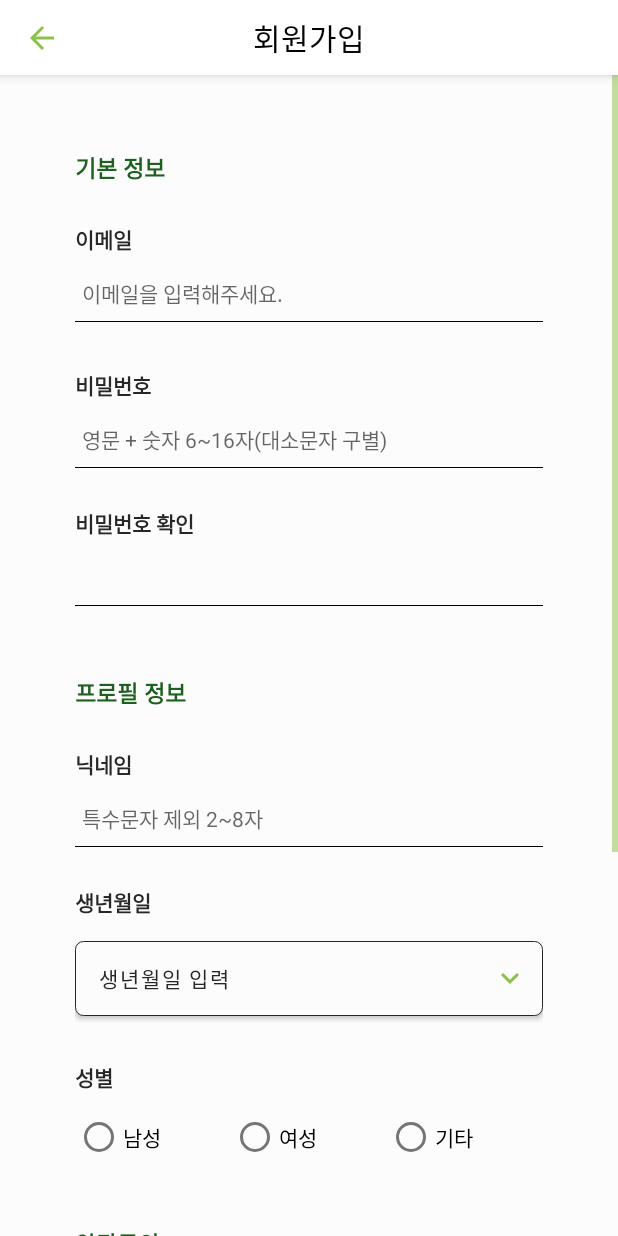
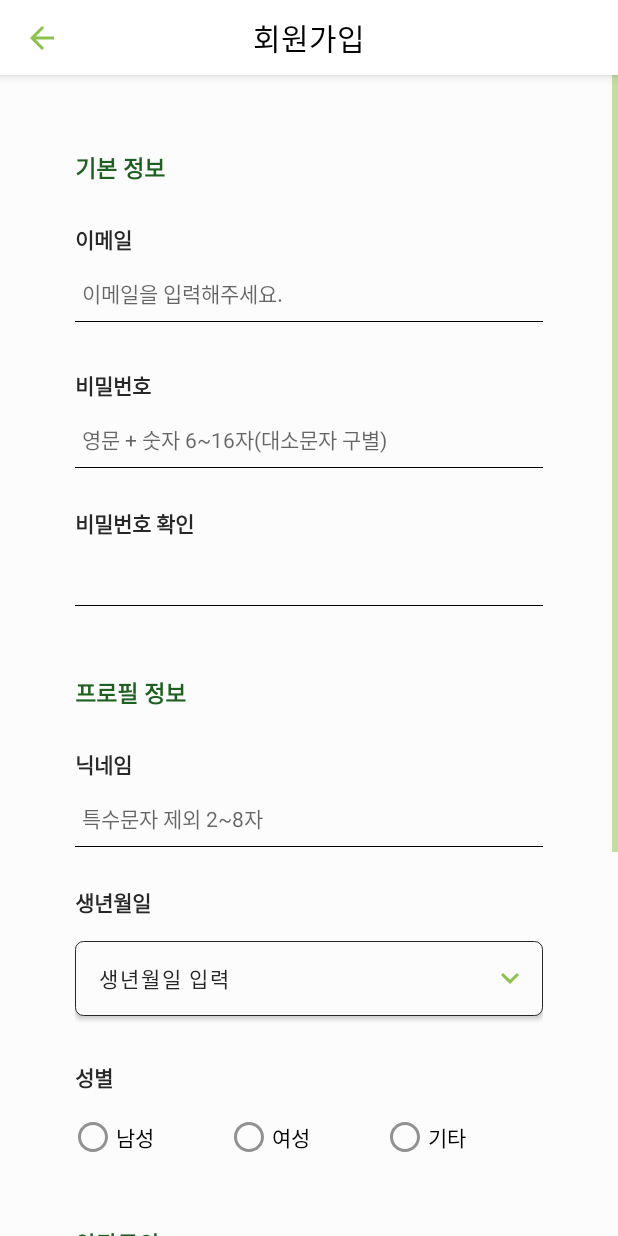
Before and after one commit to pachuho/myCloset, an Android app: the SignUpEmailActivity screen opened directly, with no data from a screen before it, on a phone screen of 412 x 824 dp. Run offline under Robolectric (Android 15) with nearby library versions, the light colour scheme and no system bars.

Commit message:
add custom radioButton

```diff
--- a/app/src/main/java/com/example/mycloset/SignUpEmailActivity.kt
+++ b/app/src/main/java/com/example/mycloset/SignUpEmailActivity.kt
@@ -22,7 +22,6 @@
 class SignUpEmailActivity : AppCompatActivity(){
     // 정규식
     val symbolNickname : String = "[0-9|a-z|A-Z|ㄱ-ㅎ|ㅏ-ㅣ|가-힝| ]*"
-    val symbolBirthday : String = "[0-9]{2}(0[1-9]|1[0-2])(0[1-9]|[1,2][0-9]|3[0,1])"
 
     override fun onCreate(savedInstanceState: Bundle?) {
         super.onCreate(savedInstanceState)
--- /dev/null
+++ b/app/src/main/res/drawable/custom_radiobutton.xml
@@ -0,0 +1,5 @@
+<?xml version="1.0" encoding="utf-8"?>
+<selector xmlns:android="http://schemas.android.com/apk/res/android">
+    <item android:state_checked="false" android:drawable="@drawable/ic_outline_radio_button_unchecked_24"/>
+    <item android:state_checked="true" android:drawable="@drawable/ic_baseline_check_circle_outline_24"/>
+</selector>
--- a/app/src/main/res/drawable/ic_baseline_alternate_email_24.xml
+++ b/app/src/main/res/drawable/ic_baseline_alternate_email_24.xml
@@ -3,7 +3,7 @@
     android:height="24dp"
     android:viewportWidth="24"
     android:viewportHeight="24"
-    android:tint="?attr/colorControlNormal">
+    android:tint="@color/black2">
   <path
       android:fillColor="@android:color/white"
       android:pathData="M12,2C6.48,2 2,6.48 2,12s4.48,10 10,10h5v-2h-5c-4.34,0 -8,-3.66 -8,-8s3.66,-8 8,-8 8,3.66 8,8v1.43c0,0.79 -0.71,1.57 -1.5,1.57s-1.5,-0.78 -1.5,-1.57L17,12c0,-2.76 -2.24,-5 -5,-5s-5,2.24 -5,5 2.24,5 5,5c1.38,0 2.64,-0.56 3.54,-1.47 0.65,0.89 1.77,1.47 2.96,1.47 1.97,0 3.5,-1.6 3.5,-3.57L22,12c0,-5.52 -4.48,-10 -10,-10zM12,15c-1.66,0 -3,-1.34 -3,-3s1.34,-3 3,-3 3,1.34 3,3 -1.34,3 -3,3z"/>
--- /dev/null
+++ b/app/src/main/res/drawable/ic_baseline_check_circle_outline_24.xml
@@ -0,0 +1,5 @@
+<vector android:height="24dp" android:tint="#8BC34A"
+    android:viewportHeight="24" android:viewportWidth="24"
+    android:width="24dp" xmlns:android="http://schemas.android.com/apk/res/android">
+    <path android:fillColor="@android:color/white" android:pathData="M16.59,7.58L10,14.17l-3.59,-3.58L5,12l5,5 8,-8zM12,2C6.48,2 2,6.48 2,12s4.48,10 10,10 10,-4.48 10,-10S17.52,2 12,2zM12,20c-4.42,0 -8,-3.58 -8,-8s3.58,-8 8,-8 8,3.58 8,8 -3.58,8 -8,8z"/>
+</vector>
--- /dev/null
+++ b/app/src/main/res/drawable/ic_outline_radio_button_unchecked_24.xml
@@ -0,0 +1,11 @@
+<vector xmlns:android="http://schemas.android.com/apk/res/android"
+    android:width="24dp"
+    android:height="24dp"
+    android:viewportWidth="24"
+    android:viewportHeight="24"
+    android:tint="@color/grey">
+  <path
+      android:fillColor="@android:color/white"
+
+      android:pathData="M12,2C6.48,2 2,6.48 2,12s4.48,10 10,10 10,-4.48 10,-10S17.52,2 12,2zM12,20c-4.42,0 -8,-3.58 -8,-8s3.58,-8 8,-8 8,3.58 8,8 -3.58,8 -8,8z"/>
+</vector>
--- a/app/src/main/res/layout/activity_sign_up_email.xml
+++ b/app/src/main/res/layout/activity_sign_up_email.xml
@@ -212,25 +212,6 @@
                 android:text="생년월일 입력"
                 android:textColor="@color/black2" />
 
-            <!--            <EditText-->
-            <!--                android:id="@+id/et_birthday"-->
-            <!--                android:layout_width="match_parent"-->
-            <!--                android:layout_height="wrap_content"-->
-            <!--                android:hint="ex) 091010"-->
-            <!--                android:textSize="14sp"-->
-            <!--                android:inputType="number"-->
-            <!--                android:maxLength="6"-->
-            <!--                android:minHeight="40dp"-->
-            <!--                android:background="@drawable/edt_bg_selector"/>-->
-
-            <!--            <LinearLayout-->
-            <!--                android:id="@+id/ll_birthday"-->
-            <!--                android:layout_width="match_parent"-->
-            <!--                android:layout_height="wrap_content"-->
-            <!--                android:layout_marginTop="5dp"-->
-            <!--                android:layout_marginBottom="25dp"-->
-            <!--                android:orientation="horizontal" />-->
-
             <TextView
                 android:layout_width="match_parent"
                 android:layout_height="wrap_content"
@@ -251,21 +232,30 @@
                     android:layout_width="wrap_content"
                     android:layout_height="wrap_content"
                     android:layout_weight="1"
-                    android:text="남성" />
+                    android:text=" 남성"
+                    android:button="@null"
+                    android:background="@null"
+                    android:drawableLeft="@drawable/custom_radiobutton"/>
 
                 <RadioButton
                     android:id="@+id/rb_woman"
                     android:layout_width="wrap_content"
                     android:layout_height="wrap_content"
                     android:layout_weight="1"
-                    android:text="여성" />
+                    android:text=" 여성"
+                    android:button="@null"
+                    android:background="@null"
+                    android:drawableLeft="@drawable/custom_radiobutton"/>
 
                 <RadioButton
                     android:id="@+id/rb_etc"
                     android:layout_width="wrap_content"
                     android:layout_height="wrap_content"
                     android:layout_weight="1"
-                    android:text="기타" />
+                    android:text=" 기타"
+                    android:button="@null"
+                    android:background="@null"
+                    android:drawableLeft="@drawable/custom_radiobutton"/>
             </RadioGroup>
 
             <View
--- a/app/src/main/res/values/colors.xml
+++ b/app/src/main/res/values/colors.xml
@@ -15,7 +15,7 @@
     <color name="greenWhite2">#B5DA8B</color>
     <color name="greenBlack">#1E6020</color>
     <color name="whiteBack">#FCFCFC</color>
-    <color name="grey">#C8C8C8</color>
+    <color name="grey">#919191</color>
     <color name="red">#FF2121</color>
     <color name="blue">#1C68EA</color>
 </resources>
```
